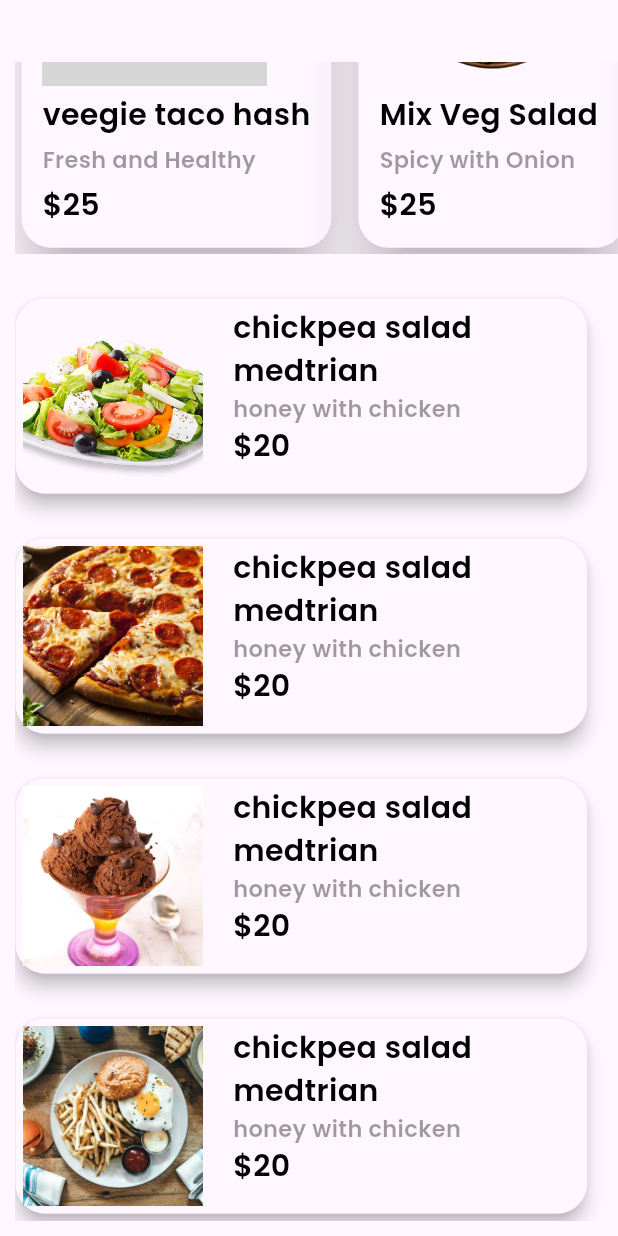
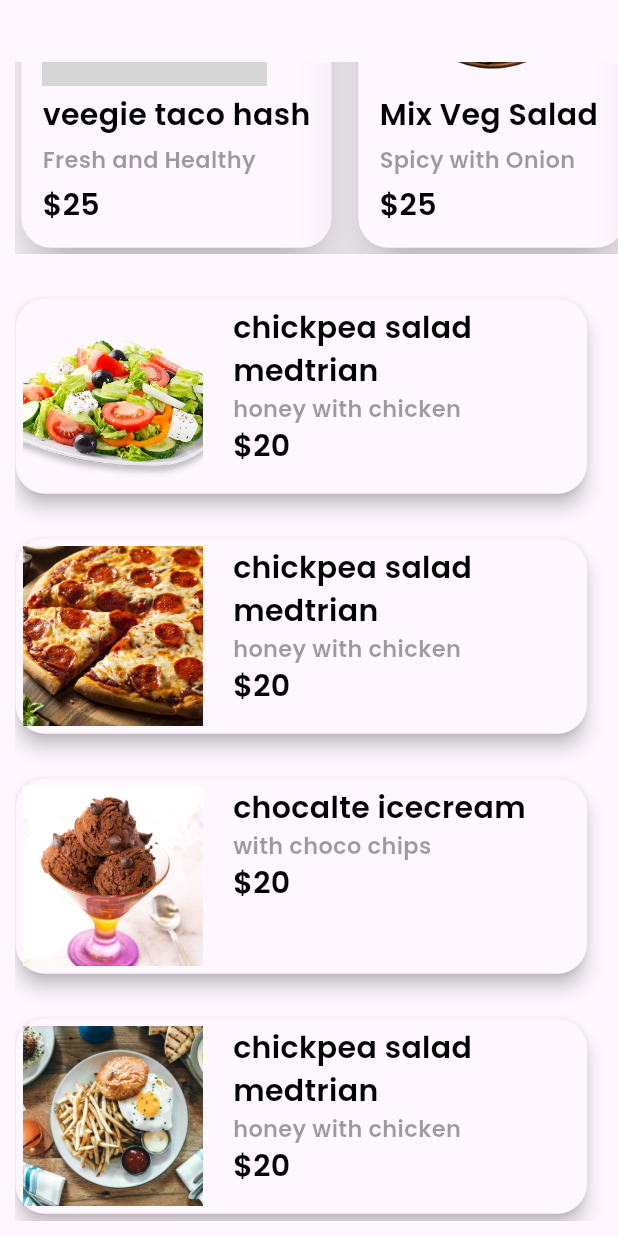
Before and after one commit to vivek-310/flutter-app, a Flutter app: the home screen opened directly, scrolled down 368 dp, on a phone screen of 412 x 824 dp. Run offline on Flutter 3.47's test engine with Material 3 defaults, Android fonts, the phone set to English and light mode, and no system bars; our stand-ins replace curved_navigation_bar, random_string; grey boxes are pictures that could not be loaded.

Commit message:
updated order

```diff
--- a/lib/pages/home.dart
+++ b/lib/pages/home.dart
@@ -282,11 +282,11 @@ class _homeState extends State<home> {
                     Column(children: [
                       Container(
                         width: MediaQuery.of(context).size.width/2,
-                        child: Text("chickpea salad medtrian",style: AppWidget.boldTextFeildStyle(),))
+                        child: Text("chocalte icecream",style: AppWidget.boldTextFeildStyle(),))
                         ,
                         Container(
                         width: MediaQuery.of(context).size.width/2,
-                        child: Text("honey with chicken",style: AppWidget.lightlineTextFeildStyle(),)),
+                        child: Text("with choco chips",style: AppWidget.lightlineTextFeildStyle(),)),
                         Container(
                         width: MediaQuery.of(context).size.width/2,
                         child: Text("\$20",style: AppWidget.boldTextFeildStyle(),))
```
